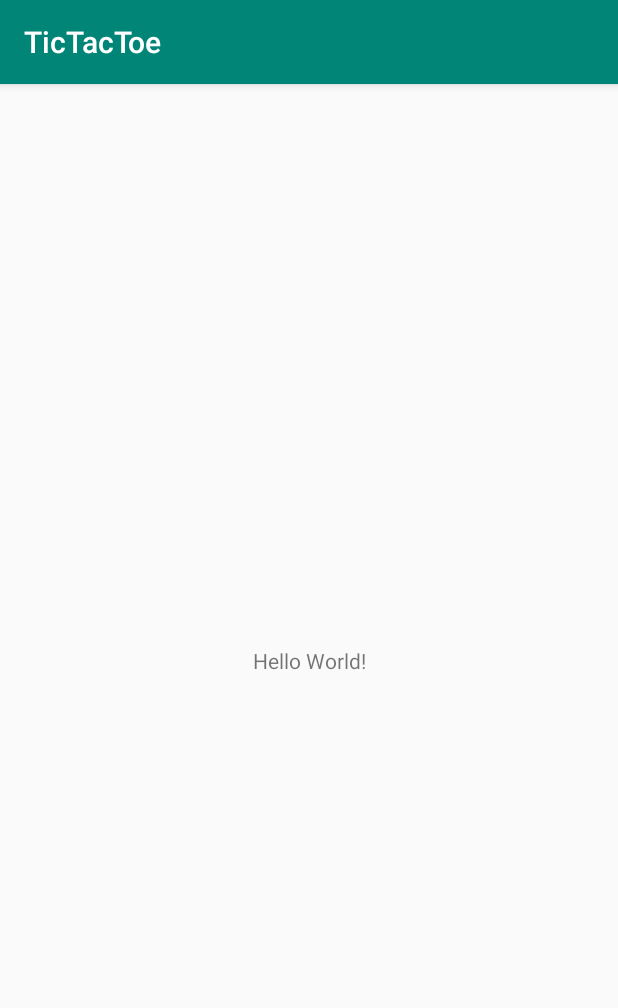
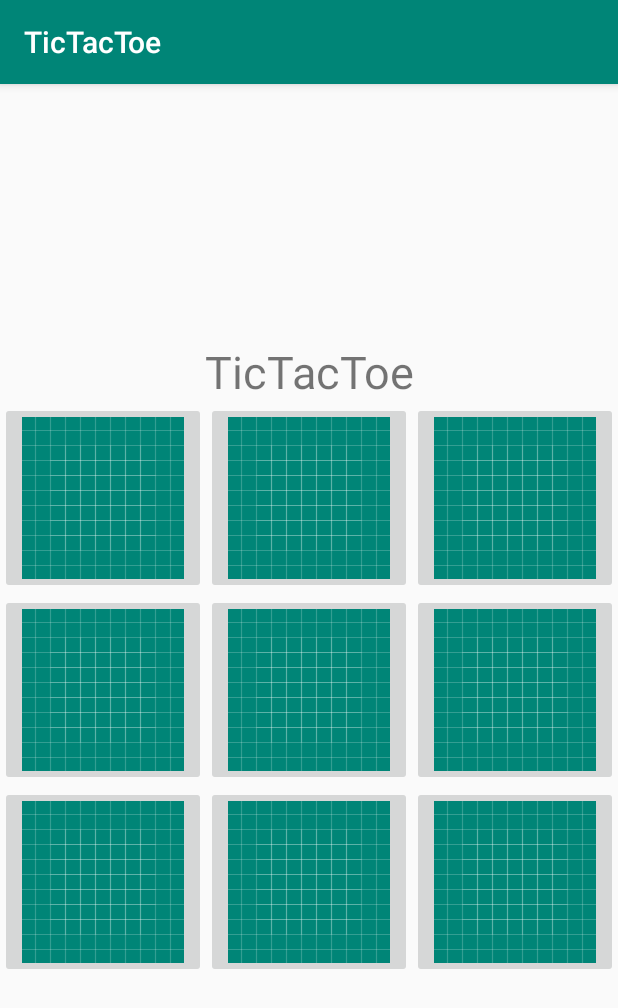
Before and after one commit to konradgryt/TicTacToe, an Android app: the screen it shows after launch (TicTacToeActivity), on a phone screen of 412 x 824 dp. Shown: the top 1008 px of the screen. Run offline under Robolectric (Android 15) with nearby library versions, the phone set to English and light mode, and no system bars.

Commit message:
Setup and resources

```diff
--- a/app/src/main/res/layout/activity_tic_tac_toe.xml
+++ b/app/src/main/res/layout/activity_tic_tac_toe.xml
@@ -1,18 +1,98 @@
 <?xml version="1.0" encoding="utf-8"?>
-<android.support.constraint.ConstraintLayout xmlns:android="http://schemas.android.com/apk/res/android"
+<TableLayout xmlns:android="http://schemas.android.com/apk/res/android"
     xmlns:app="http://schemas.android.com/apk/res-auto"
     xmlns:tools="http://schemas.android.com/tools"
     android:layout_width="match_parent"
     android:layout_height="match_parent"
+    android:gravity="center"
     tools:context=".TicTacToeActivity">
 
-    <TextView
+    <TableRow
         android:layout_width="wrap_content"
         android:layout_height="wrap_content"
-        android:text="Hello World!"
-        app:layout_constraintBottom_toBottomOf="parent"
-        app:layout_constraintLeft_toLeftOf="parent"
-        app:layout_constraintRight_toRightOf="parent"
-        app:layout_constraintTop_toTopOf="parent" />
+        android:layout_gravity="center"
+        android:gravity="center">
 
-</android.support.constraint.ConstraintLayout>
+        <TextView
+            android:id="@+id/txtView1"
+            android:layout_width="wrap_content"
+            android:layout_height="wrap_content"
+            android:layout_gravity="center"
+            android:gravity="center"
+            android:text="TicTacToe"
+            android:textSize="30sp" />
+    </TableRow>
+
+    <TableRow
+        android:layout_width="wrap_content"
+        android:layout_height="wrap_content"
+        android:gravity="center">
+
+        <ImageButton
+            android:id="@+id/imageButton"
+            android:layout_width="0dp"
+            android:layout_weight="1"
+            app:srcCompat="@drawable/ic_launcher_background" />
+
+        <ImageButton
+            android:id="@+id/imageButton2"
+            android:layout_width="0dp"
+            android:layout_weight="1"
+            app:srcCompat="@drawable/ic_launcher_background" />
+
+        <ImageButton
+            android:id="@+id/imageButton3"
+            android:layout_width="0dp"
+            android:layout_weight="1"
+            app:srcCompat="@drawable/ic_launcher_background" />
+    </TableRow>
+
+    <TableRow
+        android:layout_width="wrap_content"
+        android:layout_height="wrap_content"
+        android:gravity="center">
+
+        <ImageButton
+            android:id="@+id/imageButton4"
+            android:layout_width="0dp"
+            android:layout_weight="1"
+            app:srcCompat="@drawable/ic_launcher_background" />
+
+        <ImageButton
+            android:id="@+id/imageButton5"
+            android:layout_width="0dp"
+            android:layout_weight="1"
+            app:srcCompat="@drawable/ic_launcher_background" />
+
+        <ImageButton
+            android:id="@+id/imageButton6"
+            android:layout_width="0dp"
+            android:layout_weight="1"
+            app:srcCompat="@drawable/ic_launcher_background" />
+    </TableRow>
+
+    <TableRow
+        android:layout_width="wrap_content"
+        android:layout_height="wrap_content"
+        android:gravity="center">
+
+        <ImageButton
+            android:id="@+id/imageButton7"
+            android:layout_width="0dp"
+            android:layout_weight="1"
+            app:srcCompat="@drawable/ic_launcher_background" />
+
+        <ImageButton
+            android:id="@+id/imageButton8"
+            android:layout_width="0dp"
+            android:layout_weight="1"
+            app:srcCompat="@drawable/ic_launcher_background" />
+
+        <ImageButton
+            android:id="@+id/imageButton9"
+            android:layout_width="0dp"
+            android:layout_weight="1"
+            app:srcCompat="@drawable/ic_launcher_background" />
+    </TableRow>
+
+</TableLayout>
```
Also changed, not shown: 3 other files.
